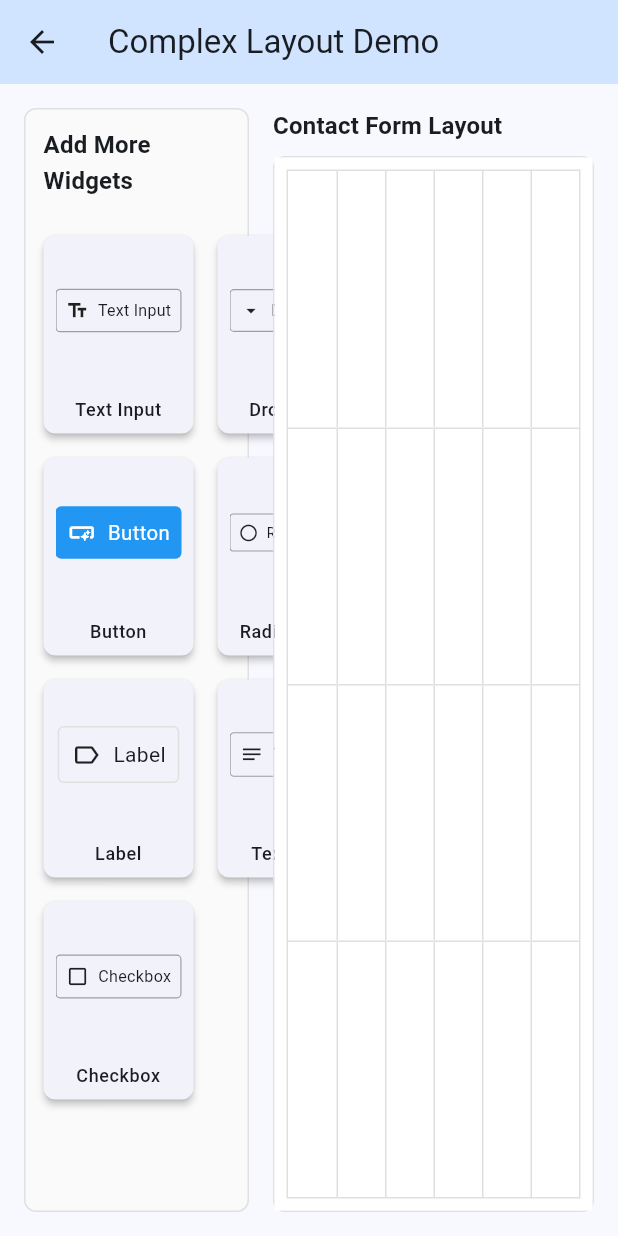
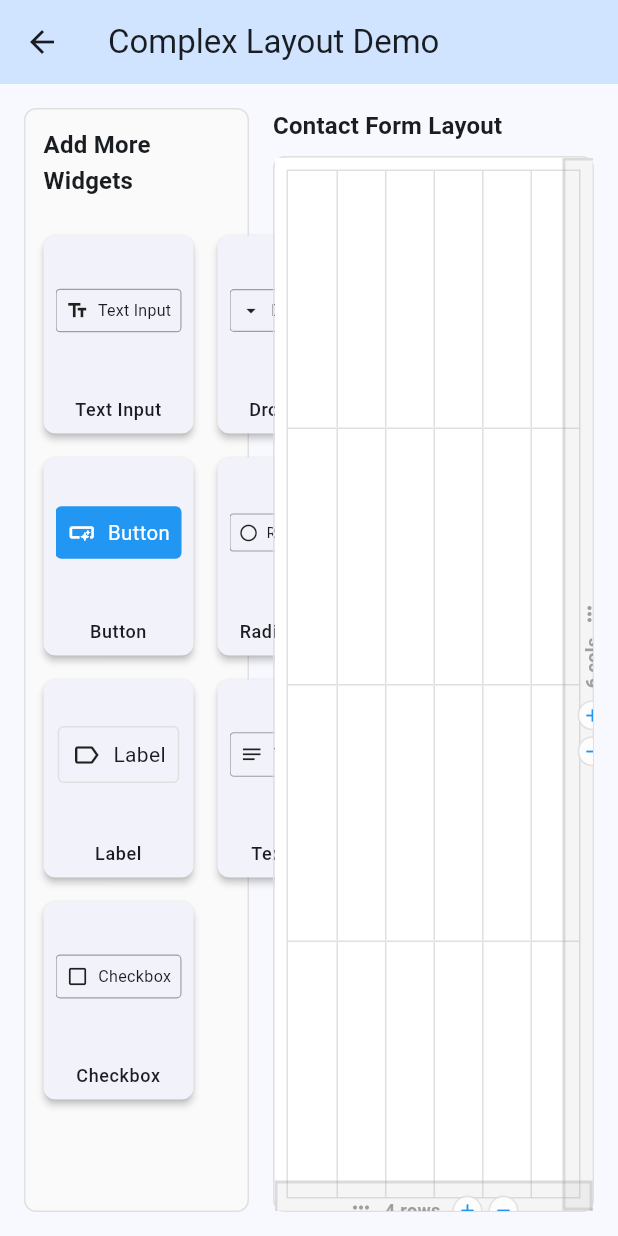
Before and after one commit to wballard/formbuilder, a Flutter app: the ComplexLayoutDemo screen opened directly, on a phone screen of 412 x 824 dp. Run offline on Flutter 3.47's test engine with Material 3 defaults, Android fonts, the phone set to English and light mode, and no system bars; drawn by our look-alikes of flutter_layout_grid; missing offline and left inert: storybook_flutter.

Commit message:
feat: implement grid resize controls
- Create GridResizeControls widget with drag handles for columns and rows
- Add right edge control for column resizing with drag and +/- buttons
- Add bottom edge control for row resizing with drag and +/- buttons
- Implement visual design with hover states and proper resize cursors
- Add onGridResize callback with dimension constraints (min/max validation)
- Integrate with GridDragTarget to wrap grid with resize functionality
- Create comprehensive test suite covering dimension controls and constraints
- Position controls outside grid bounds with semi-transparent styling
- Support keyboard-accessible +/- buttons as alternative to dragging

🤖 Generated with [Claude Code](https://claude.ai/code)

Co-Authored-By: Claude <noreply@anthropic.com>

```diff
--- a/lib/form_layout/widgets/grid_drag_target.dart
+++ b/lib/form_layout/widgets/grid_drag_target.dart
@@ -1,10 +1,12 @@
 import 'package:flutter/material.dart';
 import 'package:flutter/services.dart';
 import 'package:formbuilder/form_layout/widgets/grid_container.dart';
+import 'package:formbuilder/form_layout/widgets/grid_resize_controls.dart';
 import 'package:formbuilder/form_layout/widgets/resize_handle.dart';
 import 'package:formbuilder/form_layout/models/layout_state.dart';
 import 'package:formbuilder/form_layout/models/widget_placement.dart';
 import 'package:formbuilder/form_layout/models/toolbox_item.dart';
+import 'package:formbuilder/form_layout/models/grid_dimensions.dart';
 import 'dart:math';
 
 /// A widget that wraps GridContainer with drag and drop functionality
@@ -30,6 +32,9 @@ class GridDragTarget extends StatefulWidget {
   /// Callback when a widget should be deleted
   final void Function(String widgetId)? onWidgetDelete;
 
+  /// Callback when the grid is resized
+  final void Function(GridDimensions)? onGridResize;
+
   /// ID of the currently selected widget
   final String? selectedWidgetId;
 
@@ -45,6 +50,7 @@ class GridDragTarget extends StatefulWidget {
     this.onWidgetMoved,
     this.onWidgetResize,
     this.onWidgetDelete,
+    this.onGridResize,
     this.selectedWidgetId,
     this.onWidgetTap,
   });
@@ -401,7 +407,7 @@ class _GridDragTargetState extends State<GridDragTarget> {
     );
 
     // Stack all drag targets and wrap with Focus for keyboard handling
-    return Focus(
+    final focusedStack = Focus(
       onKeyEvent: _handleKeyEvent,
       child: Stack(
       children: [
@@ -531,5 +537,12 @@ class _GridDragTargetState extends State<GridDragTarget> {
       ],
       ),
     );
+
+    // Wrap with grid resize controls
+    return GridResizeControls(
+      dimensions: widget.layoutState.dimensions,
+      onGridResize: widget.onGridResize,
+      child: focusedStack,
+    );
   }
 }
--- /dev/null
+++ b/lib/form_layout/widgets/grid_resize_controls.dart
@@ -0,0 +1,297 @@
+import 'package:flutter/material.dart';
+import 'package:formbuilder/form_layout/models/grid_dimensions.dart';
+
+/// Widget that provides controls for resizing the grid dimensions
+class GridResizeControls extends StatefulWidget {
+  /// Current grid dimensions
+  final GridDimensions dimensions;
+
+  /// Callback when grid is resized
+  final void Function(GridDimensions)? onGridResize;
+
+  /// Child widget to wrap with resize controls
+  final Widget child;
+
+  /// Minimum number of columns
+  final int minColumns;
+
+  /// Maximum number of columns
+  final int maxColumns;
+
+  /// Minimum number of rows
+  final int minRows;
+
+  /// Maximum number of rows
+  final int maxRows;
+
+  const GridResizeControls({
+    super.key,
+    required this.dimensions,
+    required this.child,
+    this.onGridResize,
+    this.minColumns = 1,
+    this.maxColumns = 12,
+    this.minRows = 1,
+    this.maxRows = 20,
+  });
+
+  @override
+  State<GridResizeControls> createState() => _GridResizeControlsState();
+}
+
+class _GridResizeControlsState extends State<GridResizeControls> {
+  bool _isResizingColumns = false;
+  bool _isResizingRows = false;
+  bool _isHoveringColumnResize = false;
+  bool _isHoveringRowResize = false;
+
+  /// Handle column resize drag
+  void _onColumnResizePanUpdate(DragUpdateDetails details) {
+    if (!_isResizingColumns) return;
+
+    // Calculate new column count based on drag delta
+    final containerWidth = context.size?.width ?? 400;
+    final currentColumns = widget.dimensions.columns;
+    final columnWidth = containerWidth / currentColumns;
+    final deltaColumns = (details.delta.dx / columnWidth).round();
+
+    if (deltaColumns != 0) {
+      final newColumns = (currentColumns + deltaColumns)
+          .clamp(widget.minColumns, widget.maxColumns);
+
+      if (newColumns != currentColumns) {
+        _updateDimensions(columns: newColumns);
+      }
+    }
+  }
+
+  /// Handle row resize drag
+  void _onRowResizePanUpdate(DragUpdateDetails details) {
+    if (!_isResizingRows) return;
+
+    // Calculate new row count based on drag delta
+    final containerHeight = context.size?.height ?? 300;
+    final currentRows = widget.dimensions.rows;
+    final rowHeight = containerHeight / currentRows;
+    final deltaRows = (details.delta.dy / rowHeight).round();
+
+    if (deltaRows != 0) {
+      final newRows = (currentRows + deltaRows)
+          .clamp(widget.minRows, widget.maxRows);
+
+      if (newRows != currentRows) {
+        _updateDimensions(rows: newRows);
+      }
+    }
+  }
+
+  /// Update grid dimensions
+  void _updateDimensions({int? columns, int? rows}) {
+    final newDimensions = GridDimensions(
+      columns: columns ?? widget.dimensions.columns,
+      rows: rows ?? widget.dimensions.rows,
+    );
+
+    widget.onGridResize?.call(newDimensions);
+  }
+
+  @override
+  Widget build(BuildContext context) {
+    return Stack(
+      children: [
+        // Main content
+        widget.child,
+
+        // Column resize control (right edge)
+        _buildColumnResizeControl(),
+
+        // Row resize control (bottom edge)
+        _buildRowResizeControl(),
+      ],
+    );
+  }
+
+  /// Build the column resize control on the right edge
+  Widget _buildColumnResizeControl() {
+    return Positioned(
+      top: 0,
+      right: -20,
+      bottom: 0,
+      width: 40,
+      child: MouseRegion(
+        cursor: SystemMouseCursors.resizeColumn,
+        onEnter: (_) => setState(() => _isHoveringColumnResize = true),
+        onExit: (_) => setState(() => _isHoveringColumnResize = false),
+        child: GestureDetector(
+          onPanStart: (_) => setState(() => _isResizingColumns = true),
+          onPanUpdate: _onColumnResizePanUpdate,
+          onPanEnd: (_) => setState(() => _isResizingColumns = false),
+          child: Container(
+            decoration: BoxDecoration(
+              color: (_isHoveringColumnResize || _isResizingColumns)
+                  ? Colors.blue.withValues(alpha: 0.3)
+                  : Colors.grey.withValues(alpha: 0.1),
+              border: Border.all(
+                color: (_isHoveringColumnResize || _isResizingColumns)
+                    ? Colors.blue
+                    : Colors.grey.withValues(alpha: 0.3),
+                width: 2,
+              ),
+            ),
+            child: Column(
+              mainAxisAlignment: MainAxisAlignment.center,
+              children: [
+                Icon(
+                  Icons.drag_indicator,
+                  color: (_isHoveringColumnResize || _isResizingColumns)
+                      ? Colors.blue
+                      : Colors.grey,
+                  size: 16,
+                ),
+                const SizedBox(height: 8),
+                RotatedBox(
+                  quarterTurns: 3,
+                  child: Text(
+                    '${widget.dimensions.columns} cols',
+                    style: TextStyle(
+                      fontSize: 12,
+                      color: (_isHoveringColumnResize || _isResizingColumns)
+                          ? Colors.blue
+                          : Colors.grey,
+                      fontWeight: FontWeight.bold,
+                    ),
+                  ),
+                ),
+                const SizedBox(height: 8),
+                // Plus/minus buttons
+                Column(
+                  children: [
+                    _buildResizeButton(
+                      icon: Icons.add,
+                      onPressed: widget.dimensions.columns < widget.maxColumns
+                          ? () => _updateDimensions(columns: widget.dimensions.columns + 1)
+                          : null,
+                    ),
+                    const SizedBox(height: 4),
+                    _buildResizeButton(
+                      icon: Icons.remove,
+                      onPressed: widget.dimensions.columns > widget.minColumns
+                          ? () => _updateDimensions(columns: widget.dimensions.columns - 1)
+                          : null,
+                    ),
+                  ],
+                ),
+              ],
+            ),
+          ),
+        ),
+      ),
+    );
+  }
+
+  /// Build the row resize control on the bottom edge
+  Widget _buildRowResizeControl() {
+    return Positioned(
+      left: 0,
+      right: 0,
+      bottom: -20,
+      height: 40,
+      child: MouseRegion(
+        cursor: SystemMouseCursors.resizeRow,
+        onEnter: (_) => setState(() => _isHoveringRowResize = true),
+        onExit: (_) => setState(() => _isHoveringRowResize = false),
+        child: GestureDetector(
+          onPanStart: (_) => setState(() => _isResizingRows = true),
+          onPanUpdate: _onRowResizePanUpdate,
+          onPanEnd: (_) => setState(() => _isResizingRows = false),
+          child: Container(
+            decoration: BoxDecoration(
+              color: (_isHoveringRowResize || _isResizingRows)
+                  ? Colors.blue.withValues(alpha: 0.3)
+                  : Colors.grey.withValues(alpha: 0.1),
+              border: Border.all(
+                color: (_isHoveringRowResize || _isResizingRows)
+                    ? Colors.blue
+                    : Colors.grey.withValues(alpha: 0.3),
+                width: 2,
+              ),
+            ),
+            child: Row(
+              mainAxisAlignment: MainAxisAlignment.center,
+              children: [
+                RotatedBox(
+                  quarterTurns: 1,
+                  child: Icon(
+                    Icons.drag_indicator,
+                    color: (_isHoveringRowResize || _isResizingRows)
+                        ? Colors.blue
+                        : Colors.grey,
+                    size: 16,
+                  ),
+                ),
+                const SizedBox(width: 8),
+                Text(
+                  '${widget.dimensions.rows} rows',
+                  style: TextStyle(
+                    fontSize: 12,
+                    color: (_isHoveringRowResize || _isResizingRows)
+                        ? Colors.blue
+                        : Colors.grey,
+                    fontWeight: FontWeight.bold,
+                  ),
+                ),
+                const SizedBox(width: 8),
+                // Plus/minus buttons
+                Row(
+                  children: [
+                    _buildResizeButton(
+                      icon: Icons.add,
+                      onPressed: widget.dimensions.rows < widget.maxRows
+                          ? () => _updateDimensions(rows: widget.dimensions.rows + 1)
+                          : null,
+                    ),
+                    const SizedBox(width: 4),
+                    _buildResizeButton(
+                      icon: Icons.remove,
+                      onPressed: widget.dimensions.rows > widget.minRows
+                          ? () => _updateDimensions(rows: widget.dimensions.rows - 1)
+                          : null,
+                    ),
+                  ],
+                ),
+              ],
+            ),
+          ),
+        ),
+      ),
+    );
+  }
+
+  /// Build a small resize button
+  Widget _buildResizeButton({
+    required IconData icon,
+    required VoidCallback? onPressed,
+  }) {
+    return SizedBox(
+      width: 20,
+      height: 20,
+      child: IconButton(
+        onPressed: onPressed,
+        padding: EdgeInsets.zero,
+        iconSize: 14,
+        icon: Icon(
+          icon,
+          color: onPressed != null ? Colors.blue : Colors.grey,
+        ),
+        style: IconButton.styleFrom(
+          backgroundColor: Colors.white.withValues(alpha: 0.8),
+          foregroundColor: Colors.blue,
+          side: BorderSide(
+            color: Colors.grey.withValues(alpha: 0.3),
+            width: 1,
+          ),
+        ),
+      ),
+    );
+  }
+}
```
Also changed, not shown: 3 other files.
